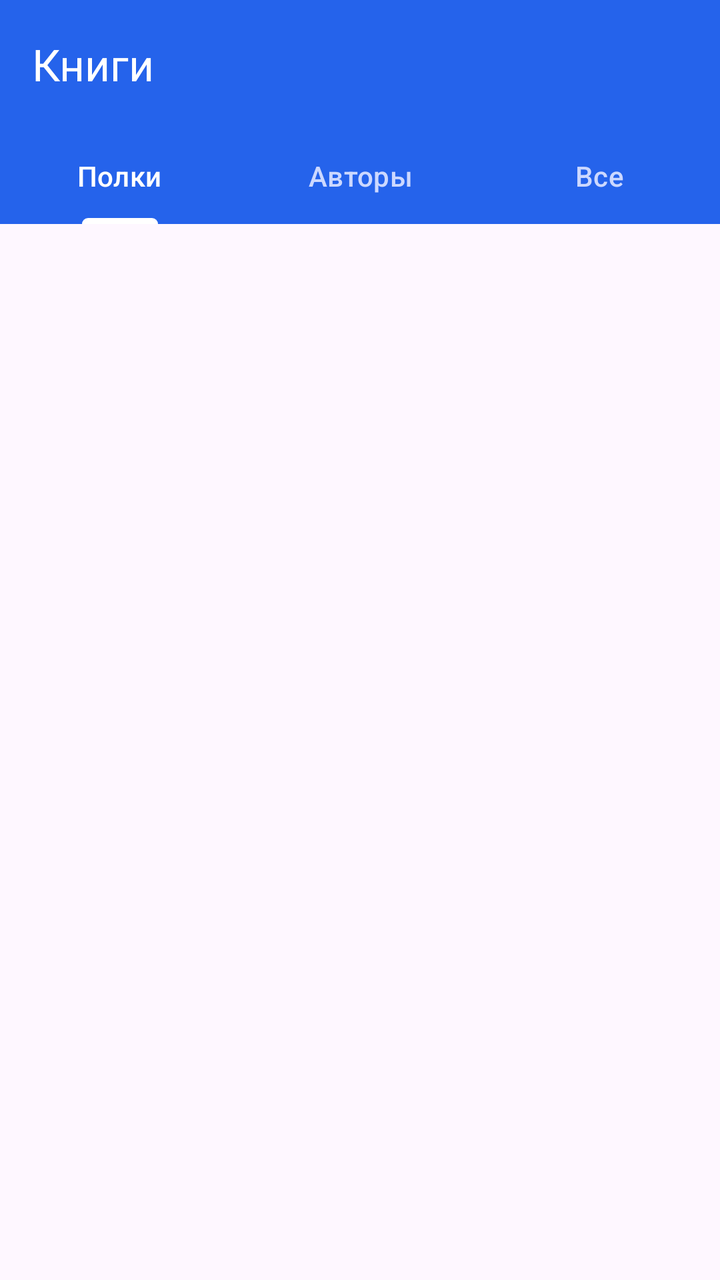
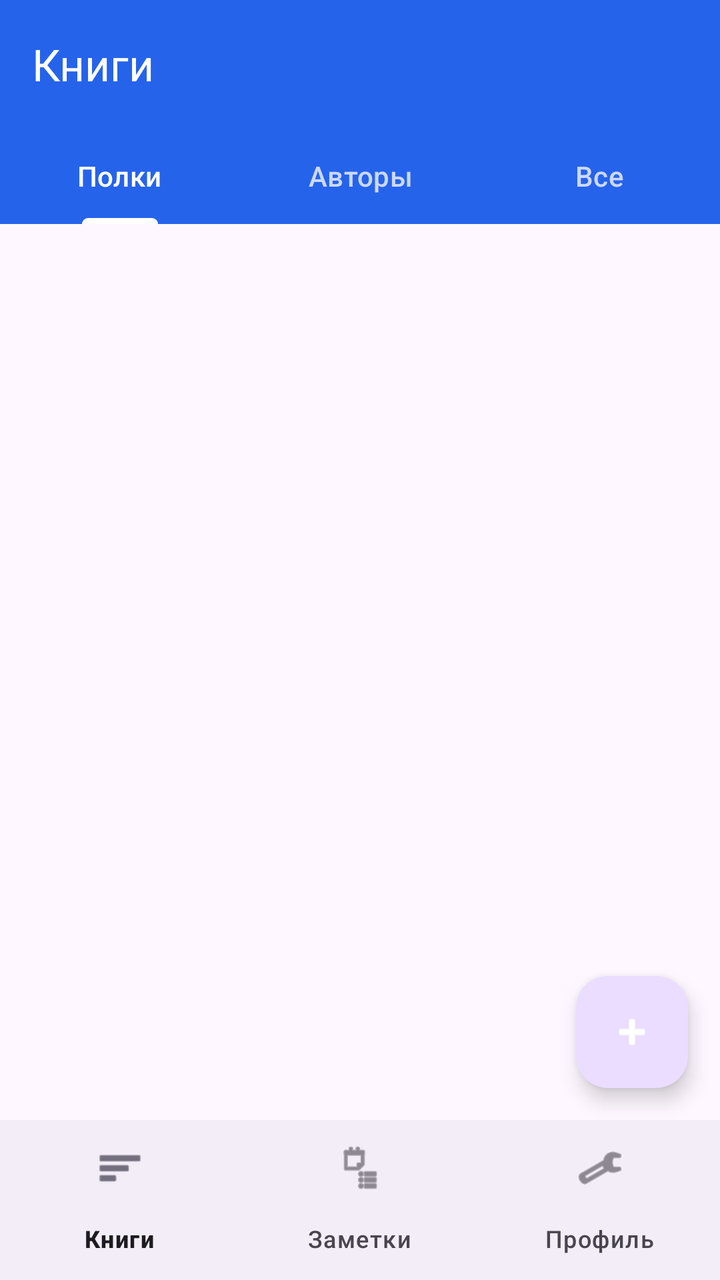

Two renders of the same Android screen: before a commit and after it. Below are the layout's source before the change and the commit's diff.
<!-- AndroidManifest.xml: application theme Theme.WeBook -->
<!-- res/layout/activity_library.xml -->
<?xml version="1.0" encoding="utf-8"?>
<androidx.drawerlayout.widget.DrawerLayout
    xmlns:android="http://schemas.android.com/apk/res/android"
    xmlns:app="http://schemas.android.com/apk/res-auto"
    android:id="@+id/drawer"
    android:layout_width="match_parent"
    android:layout_height="match_parent"
    android:fitsSystemWindows="true">

    <LinearLayout
        android:layout_width="match_parent"
        android:layout_height="match_parent"
        android:orientation="vertical">

        <com.google.android.material.appbar.MaterialToolbar
            android:id="@+id/toolbar"
            android:layout_width="match_parent"
            android:layout_height="?attr/actionBarSize"
            android:background="@color/brand"
            app:title="Книги"
            app:titleTextColor="@color/white" />

        <com.google.android.material.tabs.TabLayout
            android:id="@+id/tabs"
            android:layout_width="match_parent"
            android:layout_height="wrap_content"
            android:background="@color/brand"
            app:tabTextColor="#CCD8FF"
            app:tabSelectedTextColor="@color/white"
            app:tabIndicatorColor="@color/white">

            <com.google.android.material.tabs.TabItem
                android:layout_width="wrap_content"
                android:layout_height="wrap_content"
                android:text="Полки" />

            <com.google.android.material.tabs.TabItem
                android:layout_width="wrap_content"
                android:layout_height="wrap_content"
                android:text="Авторы" />

            <com.google.android.material.tabs.TabItem
                android:layout_width="wrap_content"
                android:layout_height="wrap_content"
                android:text="Все" />
        </com.google.android.material.tabs.TabLayout>

        <FrameLayout
            android:layout_width="match_parent"
            android:layout_height="match_parent">

            <androidx.recyclerview.widget.RecyclerView
                android:id="@+id/list"
                android:layout_width="match_parent"
                android:layout_height="match_parent"
                android:clipToPadding="false"
                android:paddingBottom="16dp" />

            <ProgressBar
                android:id="@+id/progress"
                android:layout_width="wrap_content"
                android:layout_height="wrap_content"
                android:layout_gravity="center"
                android:visibility="gone" />

            <TextView
                android:id="@+id/empty"
                android:layout_width="wrap_content"
                android:layout_height="wrap_content"
                android:layout_gravity="center"
                android:padding="24dp"
                android:textColor="#888888"
                android:visibility="gone" />
        </FrameLayout>
    </LinearLayout>

    <com.google.android.material.navigation.NavigationView
        android:id="@+id/navView"
        android:layout_width="wrap_content"
        android:layout_height="match_parent"
        android:layout_gravity="start"
        android:fitsSystemWindows="true"
        app:menu="@menu/drawer_menu" />
</androidx.drawerlayout.widget.DrawerLayout>
<!-- resources referenced by this layout -->
<resources>
  <color name="brand">#2563EB</color>
  <color name="white">#FFFFFFFF</color>
  <style name="Theme.WeBook" parent="Theme.Material3.DayNight.NoActionBar">
          <item name="colorPrimary">@color/brand</item>
          <item name="colorPrimaryDark">@color/brand_dark</item>
          <item name="colorPrimaryVariant">@color/brand_dark</item>
          <item name="colorOnPrimary">@color/white</item>
          <item name="colorSecondary">@color/brand</item>
          <item name="colorOnSecondary">@color/white</item>
      </style>
  <color name="brand_dark">#1D4ED8</color>
</resources>

<!-- the commit's change to res/layout/activity_library.xml (unified diff, before → after) -->
@@ -1,84 +1,85 @@
 <?xml version="1.0" encoding="utf-8"?>
-<androidx.drawerlayout.widget.DrawerLayout
-    xmlns:android="http://schemas.android.com/apk/res/android"
+<LinearLayout xmlns:android="http://schemas.android.com/apk/res/android"
     xmlns:app="http://schemas.android.com/apk/res-auto"
-    android:id="@+id/drawer"
     android:layout_width="match_parent"
     android:layout_height="match_parent"
-    android:fitsSystemWindows="true">
+    android:orientation="vertical">
 
-    <LinearLayout
+    <com.google.android.material.appbar.MaterialToolbar
+        android:id="@+id/toolbar"
         android:layout_width="match_parent"
-        android:layout_height="match_parent"
-        android:orientation="vertical">
+        android:layout_height="?attr/actionBarSize"
+        android:background="@color/brand"
+        app:title="Книги"
+        app:titleTextColor="@color/white" />
 
-        <com.google.android.material.appbar.MaterialToolbar
-            android:id="@+id/toolbar"
+    <com.google.android.material.tabs.TabLayout
+        android:id="@+id/tabs"
+        android:layout_width="match_parent"
+        android:layout_height="wrap_content"
+        android:background="@color/brand"
+        app:tabTextColor="#CCD8FF"
+        app:tabSelectedTextColor="@color/white"
+        app:tabIndicatorColor="@color/white">
+
+        <com.google.android.material.tabs.TabItem
+            android:layout_width="wrap_content"
+            android:layout_height="wrap_content"
+            android:text="Полки" />
+
+        <com.google.android.material.tabs.TabItem
+            android:layout_width="wrap_content"
+            android:layout_height="wrap_content"
+            android:text="Авторы" />
+
+        <com.google.android.material.tabs.TabItem
+            android:layout_width="wrap_content"
+            android:layout_height="wrap_content"
+            android:text="Все" />
+    </com.google.android.material.tabs.TabLayout>
+
+    <FrameLayout
+        android:layout_width="match_parent"
+        android:layout_height="0dp"
+        android:layout_weight="1">
+
+        <androidx.recyclerview.widget.RecyclerView
+            android:id="@+id/list"
             android:layout_width="match_parent"
-            android:layout_height="?attr/actionBarSize"
-            android:background="@color/brand"
-            app:title="Книги"
-            app:titleTextColor="@color/white" />
+            android:layout_height="match_parent"
+            android:clipToPadding="false"
+            android:paddingBottom="80dp" />
 
-        <com.google.android.material.tabs.TabLayout
-            android:id="@+id/tabs"
-            android:layout_width="match_parent"
+        <ProgressBar
+            android:id="@+id/progress"
+            android:layout_width="wrap_content"
             android:layout_height="wrap_content"
-            android:background="@color/brand"
-            app:tabTextColor="#CCD8FF"
-            app:tabSelectedTextColor="@color/white"
-            app:tabIndicatorColor="@color/white">
+            android:layout_gravity="center"
+            android:visibility="gone" />
 
-            <com.google.android.material.tabs.TabItem
-                android:layout_width="wrap_content"
-                android:layout_height="wrap_content"
-                android:text="Полки" />
+        <TextView
+            android:id="@+id/empty"
+            android:layout_width="wrap_content"
+            android:layout_height="wrap_content"
+            android:layout_gravity="center"
+            android:padding="24dp"
+            android:textColor="#888888"
+            android:visibility="gone" />
 
-            <com.google.android.material.tabs.TabItem
-                android:layout_width="wrap_content"
-                android:layout_height="wrap_content"
-                android:text="Авторы" />
+        <com.google.android.material.floatingactionbutton.FloatingActionButton
+            android:id="@+id/fab"
+            android:layout_width="wrap_content"
+            android:layout_height="wrap_content"
+            android:layout_gravity="bottom|end"
+            android:layout_margin="16dp"
+            android:contentDescription="Загрузить книгу"
+            android:src="@android:drawable/ic_input_add"
+            app:tint="@color/white" />
+    </FrameLayout>
 
-            <com.google.android.material.tabs.TabItem
-                android:layout_width="wrap_content"
-                android:layout_height="wrap_content"
-                android:text="Все" />
-        </com.google.android.material.tabs.TabLayout>
-
-        <FrameLayout
-            android:layout_width="match_parent"
-            android:layout_height="match_parent">
-
-            <androidx.recyclerview.widget.RecyclerView
-                android:id="@+id/list"
-                android:layout_width="match_parent"
-                android:layout_height="match_parent"
-                android:clipToPadding="false"
-                android:paddingBottom="16dp" />
-
-            <ProgressBar
-                android:id="@+id/progress"
-                android:layout_width="wrap_content"
-                android:layout_height="wrap_content"
-                android:layout_gravity="center"
-                android:visibility="gone" />
-
-            <TextView
-                android:id="@+id/empty"
-                android:layout_width="wrap_content"
-                android:layout_height="wrap_content"
-                android:layout_gravity="center"
-                android:padding="24dp"
-                android:textColor="#888888"
-                android:visibility="gone" />
-        </FrameLayout>
-    </LinearLayout>
-
-    <com.google.android.material.navigation.NavigationView
-        android:id="@+id/navView"
-        android:layout_width="wrap_content"
-        android:layout_height="match_parent"
-        android:layout_gravity="start"
-        android:fitsSystemWindows="true"
-        app:menu="@menu/drawer_menu" />
-</androidx.drawerlayout.widget.DrawerLayout>
+    <com.google.android.material.bottomnavigation.BottomNavigationView
+        android:id="@+id/bottomNav"
+        android:layout_width="match_parent"
+        android:layout_height="wrap_content"
+        app:menu="@menu/bottom_nav" />
+</LinearLayout>
